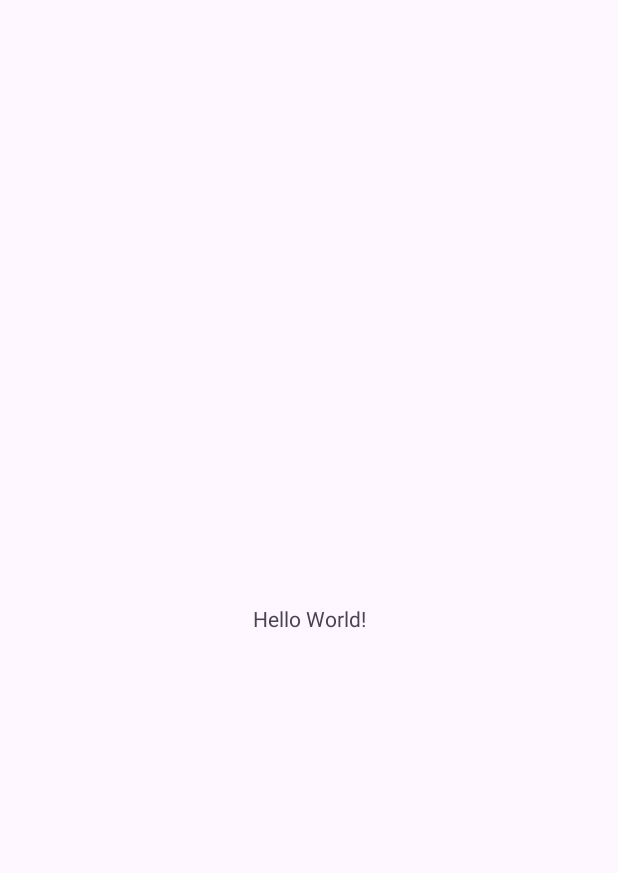
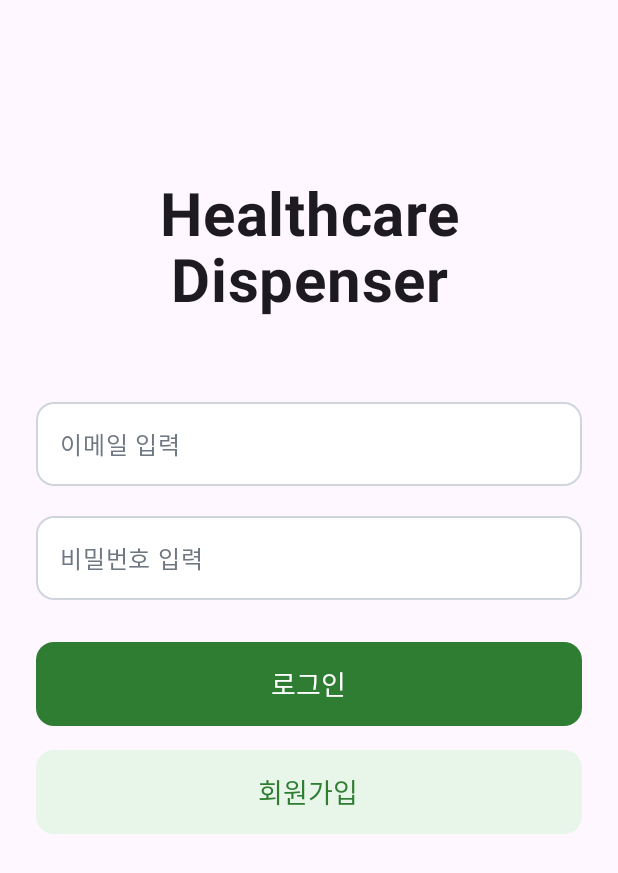
Before and after one commit to leedain0228/Health-Care-Dispenser, an Android app built with Jetpack Compose: the screen it shows after launch (MainActivity), on a phone screen of 412 x 824 dp. Before the commit the part shown is almost empty. Shown: the top 873 px of the screen. Run offline under Robolectric (Android 15) with nearby library versions, the phone set to English and light mode, and no system bars.

Commit message:
처음 화면, 회원가입 화면 구현

```diff
--- a/app/src/main/java/com/example/healthcaredispenser/MainActivity.kt
+++ b/app/src/main/java/com/example/healthcaredispenser/MainActivity.kt
@@ -1,20 +1,26 @@
 package com.example.healthcaredispenser
 
 import android.os.Bundle
-import androidx.activity.enableEdgeToEdge
-import androidx.appcompat.app.AppCompatActivity
-import androidx.core.view.ViewCompat
-import androidx.core.view.WindowInsetsCompat
+import androidx.activity.ComponentActivity
+import androidx.activity.compose.setContent
+import androidx.compose.foundation.layout.fillMaxSize
+import androidx.compose.material3.MaterialTheme
+import androidx.compose.material3.Surface
+import androidx.compose.ui.Modifier
+import com.example.healthcaredispenser.navigation.AppNavGraph
 
-class MainActivity : AppCompatActivity() {
+class MainActivity : ComponentActivity() {
     override fun onCreate(savedInstanceState: Bundle?) {
         super.onCreate(savedInstanceState)
-        enableEdgeToEdge()
-        setContentView(R.layout.activity_main)
-        ViewCompat.setOnApplyWindowInsetsListener(findViewById(R.id.main)) { v, insets ->
-            val systemBars = insets.getInsets(WindowInsetsCompat.Type.systemBars())
-            v.setPadding(systemBars.left, systemBars.top, systemBars.right, systemBars.bottom)
-            insets
+        setContent {
+            MaterialTheme {
+                Surface(
+                    modifier = Modifier.fillMaxSize(),
+                    color = MaterialTheme.colorScheme.background
+                ) {
+                    AppNavGraph()
+                }
+            }
         }
     }
 }
--- /dev/null
+++ b/app/src/main/java/com/example/healthcaredispenser/data/api/RetrofitClient.kt
@@ -0,0 +1,4 @@
+package com.example.healthcaredispenser.data.api
+
+object RetrofitClient {
+}
--- /dev/null
+++ b/app/src/main/java/com/example/healthcaredispenser/navigation/NavGraph.kt
@@ -0,0 +1,38 @@
+package com.example.healthcaredispenser.navigation
+
+import androidx.compose.runtime.Composable
+import androidx.navigation.NavHostController
+import androidx.navigation.compose.NavHost
+import androidx.navigation.compose.composable
+import androidx.navigation.compose.rememberNavController
+import com.example.healthcaredispenser.ui.screens.SignupScreen
+import com.example.healthcaredispenser.ui.screens.WelcomeScreen
+
+object Routes {
+    const val WELCOME = "welcome"
+    const val SIGNUP  = "signup"
+}
+
+@Composable
+fun AppNavGraph(
+    navController: NavHostController = rememberNavController(),
+) {
+    NavHost(navController = navController, startDestination = Routes.WELCOME) {
+
+        composable(Routes.WELCOME) {
+            WelcomeScreen(
+                onLoginClick = { _, _ -> /* TODO: 로그인 */ },
+                onSignUpClick = { navController.navigate(Routes.SIGNUP) }
+            )
+        }
+
+        composable(Routes.SIGNUP) {
+            SignupScreen(
+                onBackClick = { navController.popBackStack() },
+                onSubmitClick = { nickname, email, password ->
+                    // TODO: 회원가입 처리 후 pop 또는 다음 화면 이동
+                }
+            )
+        }
+    }
+}
--- /dev/null
+++ b/app/src/main/java/com/example/healthcaredispenser/ui/screens/QRScanScreen.kt
@@ -0,0 +1 @@
+package com.example.healthcaredispenser.ui.screens
--- /dev/null
+++ b/app/src/main/java/com/example/healthcaredispenser/ui/screens/WelcomeScreen.kt
@@ -0,0 +1,167 @@
+@file:OptIn(androidx.compose.material3.ExperimentalMaterial3Api::class)
+
+package com.example.healthcaredispenser.ui.screens
+
+import androidx.compose.foundation.layout.*
+import androidx.compose.foundation.shape.RoundedCornerShape
+import androidx.compose.foundation.text.KeyboardActions
+import androidx.compose.foundation.text.KeyboardOptions
+import androidx.compose.material3.*
+import androidx.compose.runtime.*
+import androidx.compose.ui.Alignment
+import androidx.compose.ui.Modifier
+import androidx.compose.ui.focus.FocusRequester
+import androidx.compose.ui.focus.focusRequester
+import androidx.compose.ui.graphics.Color
+import androidx.compose.ui.platform.LocalFocusManager
+import androidx.compose.ui.text.font.FontWeight
+import androidx.compose.ui.text.input.ImeAction
+import androidx.compose.ui.text.input.KeyboardType
+import androidx.compose.ui.text.input.PasswordVisualTransformation
+import androidx.compose.ui.text.style.TextAlign
+import androidx.compose.ui.tooling.preview.Preview
+import androidx.compose.ui.unit.dp
+import androidx.compose.ui.unit.sp
+
+@Composable
+fun WelcomeScreen(
+    modifier: Modifier = Modifier,
+    onLoginClick: (String, String) -> Unit = { _, _ -> },
+    onSignUpClick: () -> Unit = {}
+) {
+    // Colors by spec
+    val borderGray = Color(0xFFD0D5DD) // 이메일/비밀번호 박스 테두리
+    val loginGreen = Color(0xFF2E7D32) // 로그인 버튼
+    val signBg = Color(0xFFE8F5E9)     // 회원가입 박스 배경
+    val hintGray = Color(0xFF6F7783)   // 플레이스홀더
+
+    var email by remember { mutableStateOf("") }
+    var password by remember { mutableStateOf("") }
+
+    val focusManager = LocalFocusManager.current
+    val pwFocusRequester = remember { FocusRequester() }
+
+    Column(
+        modifier = modifier
+            .fillMaxSize()
+            .padding(horizontal = 24.dp),
+        horizontalAlignment = Alignment.CenterHorizontally
+    ) {
+        Spacer(Modifier.height(120.dp))
+        Text(
+            text = "Healthcare\nDispenser",
+            textAlign = TextAlign.Center,
+            lineHeight = 44.sp,
+            fontSize = 40.sp,
+            fontWeight = FontWeight.Bold
+        )
+
+        Spacer(Modifier.height(56.dp))
+
+        OutlinedTextField(
+            value = email,
+            onValueChange = { email = it },
+            modifier = Modifier
+                .fillMaxWidth()
+                .height(56.dp),
+            placeholder = { Text("이메일 입력") },
+            singleLine = true,
+            shape = RoundedCornerShape(12.dp),
+            keyboardOptions = KeyboardOptions(
+                keyboardType = KeyboardType.Email,
+                imeAction = ImeAction.Next
+            ),
+            keyboardActions = KeyboardActions(
+                onNext = { pwFocusRequester.requestFocus() }
+            ),
+            colors = OutlinedTextFieldDefaults.colors(
+                focusedBorderColor = borderGray,
+                unfocusedBorderColor = borderGray,
+                cursorColor = loginGreen,
+                focusedTextColor = Color.Black,
+                unfocusedTextColor = Color.Black,
+                focusedContainerColor = Color.White,
+                unfocusedContainerColor = Color.White,
+                focusedPlaceholderColor = hintGray,
+                unfocusedPlaceholderColor = hintGray
+            )
+        )
+
+        Spacer(Modifier.height(20.dp))
+
+        OutlinedTextField(
+            value = password,
+            onValueChange = { password = it },
+            modifier = Modifier
+                .fillMaxWidth()
+                .height(56.dp)
+                .focusRequester(pwFocusRequester),
+            placeholder = { Text("비밀번호 입력") },
+            singleLine = true,
+            visualTransformation = PasswordVisualTransformation(),
+            shape = RoundedCornerShape(12.dp),
+            keyboardOptions = KeyboardOptions(
+                keyboardType = KeyboardType.Password,
+                imeAction = ImeAction.Done
+            ),
+            keyboardActions = KeyboardActions(
+                onDone = {
+                    focusManager.clearFocus()
+                    onLoginClick(email, password)
+                }
+            ),
+            colors = OutlinedTextFieldDefaults.colors(
+                focusedBorderColor = borderGray,
+                unfocusedBorderColor = borderGray,
+                cursorColor = loginGreen,
+                focusedTextColor = Color.Black,
+                unfocusedTextColor = Color.Black,
+                focusedContainerColor = Color.White,
+                unfocusedContainerColor = Color.White,
+                focusedPlaceholderColor = hintGray,
+                unfocusedPlaceholderColor = hintGray
+            )
+        )
+
+        Spacer(Modifier.height(28.dp))
+
+        Button(
+            onClick = {
+                focusManager.clearFocus()
+                onLoginClick(email, password)
+            },
+            modifier = Modifier
+                .fillMaxWidth()
+                .height(56.dp),
+            shape = RoundedCornerShape(12.dp),
+            colors = ButtonDefaults.buttonColors(containerColor = loginGreen)
+        ) {
+            Text("로그인", color = Color.White, fontSize = 18.sp, fontWeight = FontWeight.Medium)
+        }
+
+        Spacer(Modifier.height(16.dp))
+
+        Button(
+            onClick = {
+                focusManager.clearFocus()
+                onSignUpClick()
+            },
+            modifier = Modifier
+                .fillMaxWidth()
+                .height(56.dp),
+            shape = RoundedCornerShape(12.dp),
+            colors = ButtonDefaults.buttonColors(
+                containerColor = signBg,
+                contentColor = loginGreen
+            )
+        ) {
+            Text("회원가입", fontSize = 18.sp, fontWeight = FontWeight.Medium)
+        }
+    }
+}
+
+@Preview(showBackground = true)
+@Composable
+private fun WelcomePreview() {
+    MaterialTheme { WelcomeScreen() }
+}
--- a/app/src/main/res/values/strings.xml
+++ b/app/src/main/res/values/strings.xml
@@ -1,3 +1,4 @@
+<?xml version="1.0" encoding="utf-8"?>
 <resources>
-    <string name="app_name">Health Care Dispenser</string>
+    <string name="app_name">HealthCare Dispenser</string>
 </resources>
--- a/build.gradle.kts
+++ b/build.gradle.kts
@@ -1,5 +1,6 @@
 // Top-level build file where you can add configuration options common to all sub-projects/modules.
 plugins {
-    alias(libs.plugins.android.application) apply false
-    alias(libs.plugins.kotlin.android) apply false
+    id("com.android.application") version "8.5.2" apply false
+    id("org.jetbrains.kotlin.android") version "2.0.0" apply false
+    id("org.jetbrains.kotlin.plugin.compose") version "2.0.0" apply false // ⬅️ 추가
 }
```
Also changed, not shown: app/build.gradle.kts (+32 -18 lines), app/src/main/AndroidManifest.xml (+3 -10 lines), app/src/main/java/com/example/healthcaredispenser/ui/screens/SignupScreen.kt (added, +224 -0 lines), app/src/main/res/drawable/arrow_back_2.xml (added, +13 -0 lines), app/src/main/res/values/themes.xml (+5 -4 lines).
